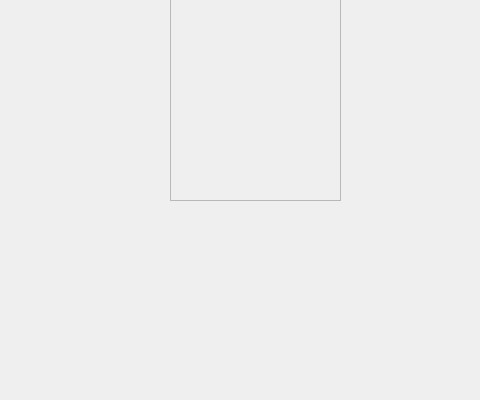
25hlarsen4/Sprite-Editor, file spriteeditor.ui: the form before one commit; both pictures show x 0 to 480 and y 200 to 600 of the 800 by 600 pixel window.
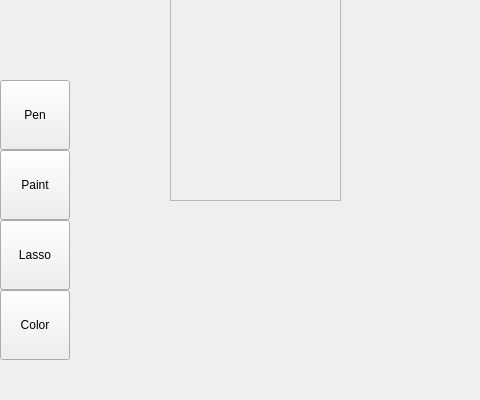
The form after the commit. Custom widgets are drawn as their Qt base class.

Commit message: Added Simple Toolbar

```diff
--- a/spriteeditor.ui
+++ b/spriteeditor.ui
@@ -70,6 +70,68 @@
      <enum>Qt::Horizontal</enum>
     </property>
    </widget>
+   <widget class="QWidget" name="widget" native="true">
+    <property name="geometry">
+     <rect>
+      <x>0</x>
+      <y>280</y>
+      <width>70</width>
+      <height>280</height>
+     </rect>
+    </property>
+    <widget class="QPushButton" name="penButton">
+     <property name="geometry">
+      <rect>
+       <x>0</x>
+       <y>0</y>
+       <width>70</width>
+       <height>70</height>
+      </rect>
+     </property>
+     <property name="text">
+      <string>Pen</string>
+     </property>
+    </widget>
+    <widget class="QPushButton" name="paintButton">
+     <property name="geometry">
+      <rect>
+       <x>0</x>
+       <y>70</y>
+       <width>70</width>
+       <height>70</height>
+      </rect>
+     </property>
+     <property name="text">
+      <string>Paint</string>
+     </property>
+    </widget>
+    <widget class="QPushButton" name="lassoButton">
+     <property name="geometry">
+      <rect>
+       <x>0</x>
+       <y>140</y>
+       <width>70</width>
+       <height>70</height>
+      </rect>
+     </property>
+     <property name="text">
+      <string>Lasso</string>
+     </property>
+    </widget>
+    <widget class="QPushButton" name="colorButton">
+     <property name="geometry">
+      <rect>
+       <x>0</x>
+       <y>210</y>
+       <width>70</width>
+       <height>70</height>
+      </rect>
+     </property>
+     <property name="text">
+      <string>Color</string>
+     </property>
+    </widget>
+   </widget>
   </widget>
   <widget class="QMenuBar" name="menubar">
    <property name="geometry">
```
